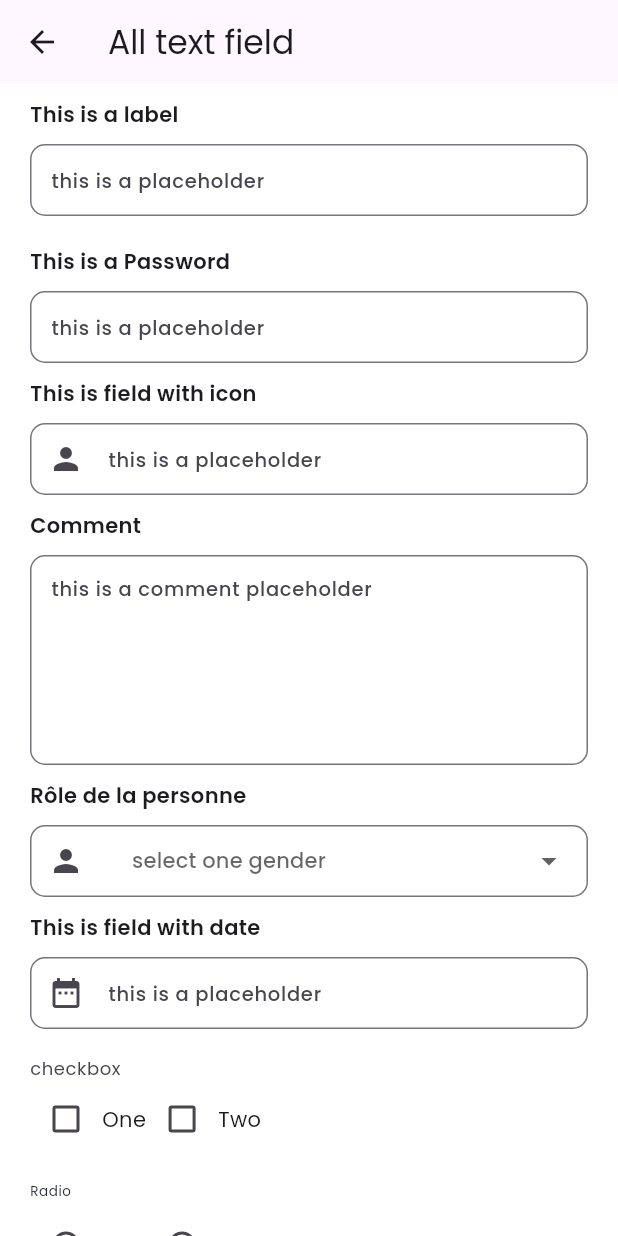
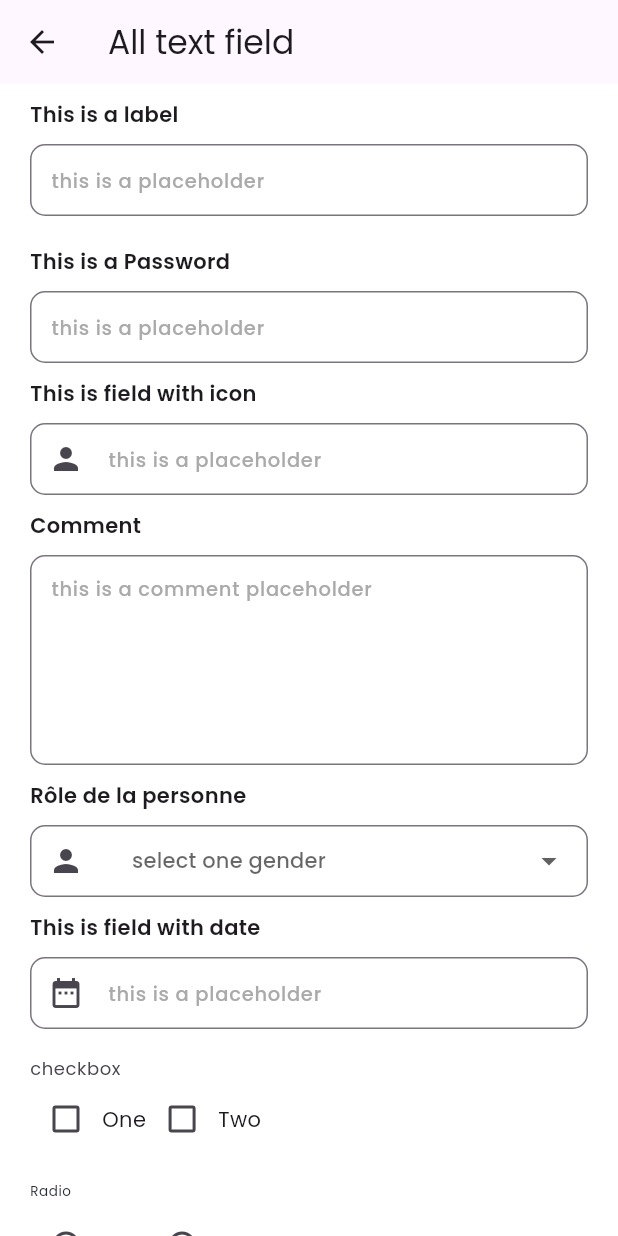
Before and after one commit to Edukever/schoolap-mobile-ui, a Flutter app: the PageFieldScreen screen opened directly, on a phone screen of 412 x 824 dp. Run offline on Flutter 3.47's test engine with Material 3 defaults, Android fonts, the phone set to English and light mode, and no system bars; drawn by our look-alikes of auto_size_text, flutter_form_builder; our stand-ins replace dropdown_button2, equatable, flutter_svg, lottie, popover.

Commit message:
Update versions and add color property to text field widget
- Update the version in the pubspec.lock file from "0.0.1" to "0.0.2".
- Add a color property (Color(0xFFAAAAAA)) to the hintStyle of the SPTextField widget.

```diff
--- a/lib/src/widgets/app_field/school_app_text_field.dart
+++ b/lib/src/widgets/app_field/school_app_text_field.dart
@@ -65,6 +65,7 @@ class SPTextField<T> extends StatelessWidget {
       hintText: placeHolder,
       hintStyle: const TextStyle(
         fontSize: 13,
+        color: Color(0xFFAAAAAA),
         fontFamily: 'Poppins',
         fontWeight: FontWeight.w500,
       ),
```
Also changed, not shown: example/pubspec.lock.
